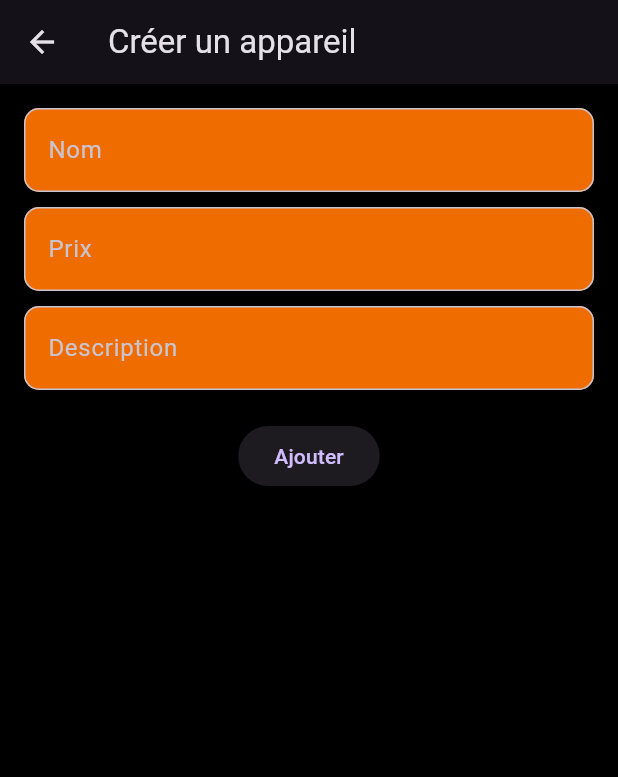
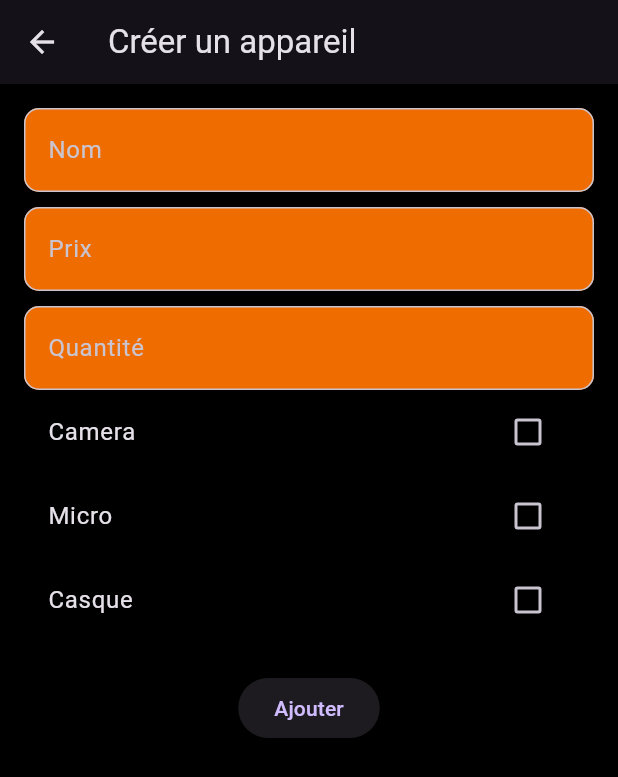
Before and after one commit to ItsAllan20/streamio_mob, a Flutter app: the CreateDevicePage screen opened directly, after a tap on "Ajouter", on a phone screen of 412 x 824 dp. Shown: the top 777 px of the screen. Run offline on Flutter 3.47's test engine with Material 3 defaults, Android fonts, the phone set to English and light mode, and no system bars; our stand-ins replace flutter_secure_storage; accounts and stored records are empty.

Commit message:
api mobile

```diff
--- a/lib/createdevicepage.dart
+++ b/lib/createdevicepage.dart
@@ -11,28 +11,40 @@ class CreateDevicePage extends StatefulWidget {
 class _CreateDevicePageState extends State<CreateDevicePage> {
   final TextEditingController nameController = TextEditingController();
   final TextEditingController priceController = TextEditingController();
-  final TextEditingController descriptionController = TextEditingController();
+  final TextEditingController amountController = TextEditingController();
   final storage = FlutterSecureStorage();
 
+  bool isMicroChecked = false;
+  bool isCameraChecked = false;
+  bool isCasqueChecked = false;
   Future<void> createDevice() async {
-    String? token = await storage.read(key: 'token');
+    if (isMicroChecked == false &&
+        isCameraChecked == false &&
+        isCasqueChecked == false) {
+      return;
+    }
 
     final response = await http.post(
-      Uri.parse('https://ton-api.com/devices'),
-      headers: {'Authorization': 'Bearer $token'},
-      body: {
+      Uri.parse('http://localhost:3000/api/devices'),
+      body: jsonEncode({
         'name': nameController.text,
-        'price': priceController.text,
-        'description': descriptionController.text,
-      },
+        'price': double.tryParse(priceController.text),
+        'amount': double.tryParse(amountController.text),
+        'type':
+            isCameraChecked
+                ? "camera"
+                : isMicroChecked
+                ? "micro"
+                : "casque",
+      }),
     );
 
     if (response.statusCode == 201) {
       Navigator.pop(context, true);
     } else {
-      ScaffoldMessenger.of(context).showSnackBar(
-        SnackBar(content: Text('Erreur lors de la création')),
-      );
+      ScaffoldMessenger.of(
+        context,
+      ).showSnackBar(SnackBar(content: Text('Erreur lors de la création')));
     }
   }
 
@@ -45,16 +57,53 @@ class _CreateDevicePageState extends State<CreateDevicePage> {
         child: Column(
           children: [
             TextField(
-                controller: nameController,
-                decoration: InputDecoration(labelText: 'Nom')),
+              controller: nameController,
+              decoration: InputDecoration(labelText: 'Nom'),
+            ),
             SizedBox(height: 10),
             TextField(
-                controller: priceController,
-                decoration: InputDecoration(labelText: 'Prix')),
+              controller: priceController,
+              decoration: InputDecoration(labelText: 'Prix'),
+            ),
             SizedBox(height: 10),
             TextField(
-                controller: descriptionController,
-                decoration: InputDecoration(labelText: 'Description')),
+              controller: amountController,
+              decoration: InputDecoration(labelText: 'Quantité'),
+            ),
+            CheckboxListTile(
+              title: Text('Camera'),
+              value: isCameraChecked,
+              onChanged: (bool? value) {
+                setState(() {
+                  isCameraChecked = value ?? false;
+                  isMicroChecked = value == true ? false : isMicroChecked;
+                  isCasqueChecked = value == true ? false : isCasqueChecked;
+                });
+              },
+            ),
+            // Deuxième Checkbox pour "Studio"
+            CheckboxListTile(
+              title: Text('Micro'),
+              value: isMicroChecked,
+              onChanged: (bool? value) {
+                setState(() {
+                  isMicroChecked = value ?? false;
+                  isCasqueChecked = value == true ? false : isCasqueChecked;
+                  isCameraChecked = value == true ? false : isCameraChecked;
+                });
+              },
+            ),
+            CheckboxListTile(
+              title: Text('Casque'),
+              value: isCasqueChecked,
+              onChanged: (bool? value) {
+                setState(() {
+                  isCasqueChecked = value ?? false;
+                  isMicroChecked = value == true ? false : isMicroChecked;
+                  isCameraChecked = value == true ? false : isCameraChecked;
+                });
+              },
+            ),
             SizedBox(height: 20),
             ElevatedButton(onPressed: createDevice, child: Text('Ajouter')),
           ],
```
Also changed, not shown: lib/devicelistpage.dart (+28 -16 lines), lib/loginpage.dart (+24 -20 lines), pubspec.yaml (+8 -72 lines), flutter_01.png (added), flutter_02.png (added), pubspec.lock, 1 other file.
